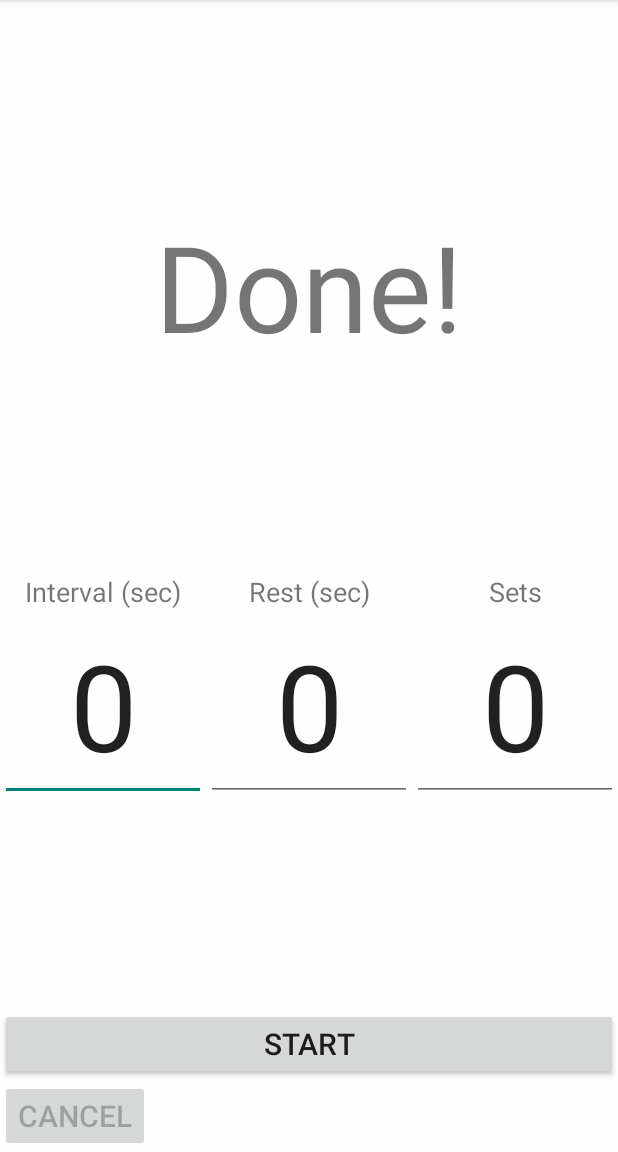
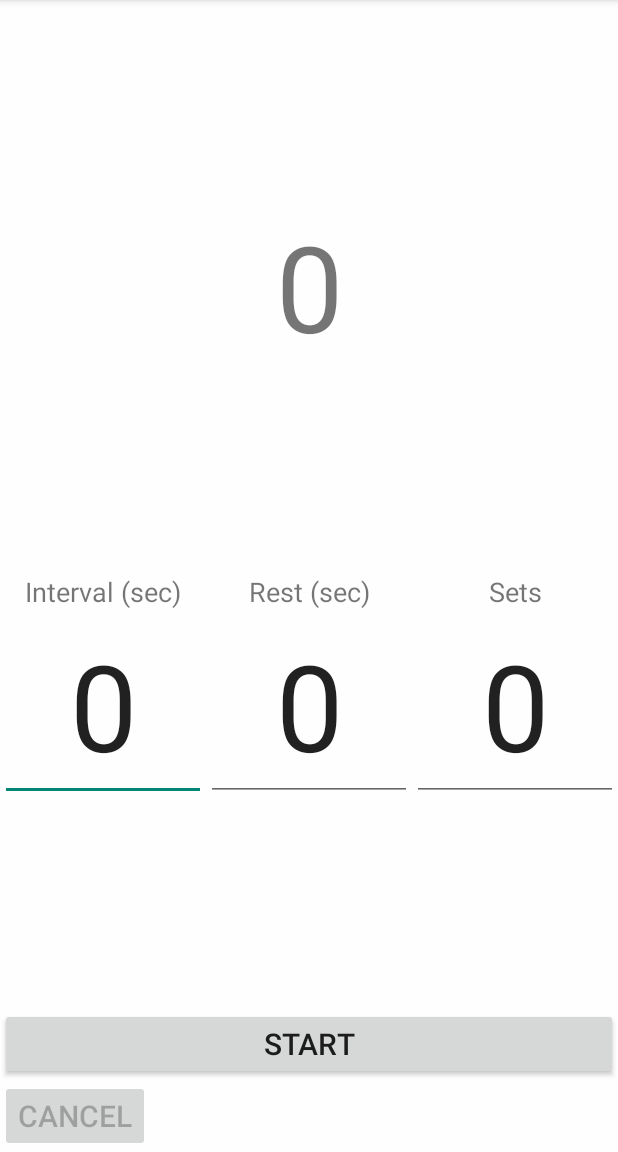
Before and after one commit to rayamberg/HelloWorld, an Android app: the screen it shows after launch (MainActivity), after a tap on "START", on a phone screen of 412 x 824 dp, the part 84-1236 px from its top. Run offline under Robolectric (Android 15) with nearby library versions, the phone set to English and light mode, and no system bars.

Commit message:
Moved the "Done!" and "Canceled" messages from the clock text to a Toast object.

```diff
--- a/app/src/main/java/com/amberg/supertimer/MainActivity.java
+++ b/app/src/main/java/com/amberg/supertimer/MainActivity.java
@@ -12,6 +12,7 @@ import android.view.View;
 import android.widget.Button;
 import android.widget.EditText;
 import android.widget.TextView;
+import android.widget.Toast;
 
 public class MainActivity extends AppCompatActivity {
     //Sounds will play funny because Soundpool needs to be checking if the sound is playing.
@@ -83,7 +84,7 @@ public class MainActivity extends AppCompatActivity {
 
         @Override
         public void onFinish() {
-            mClockText.setText("Done!");
+            Toast.makeText(MainActivity.this, "Timer Done!", Toast.LENGTH_SHORT).show();
             mSP.play(mSoundCheer, 1f, 1f, 0, 0, 1f);
             reset();
         }
@@ -129,7 +130,7 @@ public class MainActivity extends AppCompatActivity {
             @Override
             public void onClick(View v) {
                 Log.d(TAG, "Cancel button clicked");
-                mClockText.setText("Canceled");
+                Toast.makeText(MainActivity.this, "Canceled", Toast.LENGTH_SHORT).show();
                 reset();
                 st.cancel();
             }
@@ -173,6 +174,7 @@ public class MainActivity extends AppCompatActivity {
     }
 
     private void reset() {
+        mClockText.setText(R.string.text_clock);
         mStartButton.setEnabled(true);
         mCancelButton.setEnabled(false);
         mTextIntervals.setEnabled(true);
```
